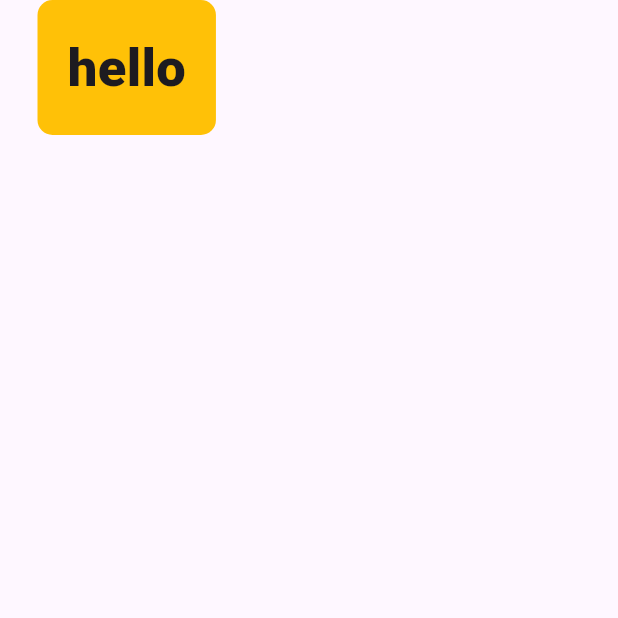
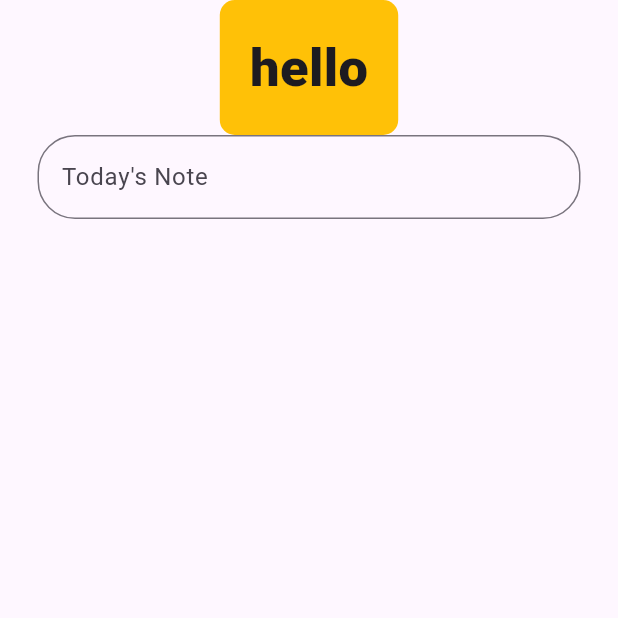
Before and after one commit to jeremykamber/winfo_ai_journaling_app, a Flutter app: the screen it shows after launch, on a phone screen of 412 x 824 dp, the top half of it. Run offline on Flutter 3.47's test engine with Material 3 defaults, Android fonts, the phone set to English and light mode, and no system bars; our stand-ins replace stacked, stacked_services, stacked_shared.

Commit message:
started text area

```diff
--- a/lib/ui/views/journaling/journaling_view.dart
+++ b/lib/ui/views/journaling/journaling_view.dart
@@ -17,7 +17,9 @@ class JournalingView extends StackedView<JournalingViewModel> {
       body: SafeArea(
         child: Container(
           padding: const EdgeInsets.only(left: 25.0, right: 25.0),
-          child: Container(
+          child: Column(
+            children: [
+              Container(
                 padding: EdgeInsets.all(20),
                 decoration: BoxDecoration(
                   color: Colors.amber,
@@ -27,6 +29,18 @@ class JournalingView extends StackedView<JournalingViewModel> {
                   fontSize: 35,
                   fontWeight: FontWeight.w900,
                 ),),
+              ),
+              TextField(
+                obscureText: false,
+                decoration: InputDecoration(
+                  hintText: 'Enter here',
+                  border: OutlineInputBorder(
+                    borderRadius: BorderRadius.circular(25),
+                  ),
+                  labelText: 'Today\'s Note',
+                  )
+                )
+            ],
           ),
             ),
           ),
```
Lines whose indentation alone changed are shown as unchanged.
